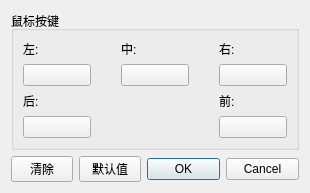
The window that src/yuzu/configuration/configure_mouse_advanced.ui (formylover/yuzu-early-access) describes before a commit, drawn with Qt 5.
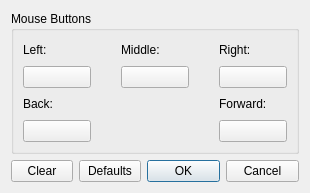
The same window after the commit.

What changed in the file:
```diff
--- a/src/yuzu/configuration/configure_mouse_advanced.ui
+++ b/src/yuzu/configuration/configure_mouse_advanced.ui
@@ -22,7 +22,7 @@
    <item>
     <widget class="QGroupBox" name="gridGroupBox">
      <property name="title">
-      <string>鼠标按键</string>
+      <string>Mouse Buttons</string>
      </property>
      <layout class="QGridLayout" name="gridLayout">
       <item row="3" column="5">
@@ -32,7 +32,7 @@
           <item>
            <widget class="QLabel" name="label_5">
             <property name="text">
-             <string>前:</string>
+             <string>Forward:</string>
             </property>
            </widget>
           </item>
@@ -72,7 +72,7 @@
              </size>
             </property>
             <property name="text">
-             <string>后:</string>
+             <string>Back:</string>
             </property>
            </widget>
           </item>
@@ -100,7 +100,7 @@
           <item>
            <widget class="QLabel" name="label">
             <property name="text">
-             <string>左:</string>
+             <string>Left:</string>
             </property>
            </widget>
           </item>
@@ -128,7 +128,7 @@
           <item>
            <widget class="QLabel" name="label_2">
             <property name="text">
-             <string>中:</string>
+             <string>Middle:</string>
             </property>
            </widget>
           </item>
@@ -194,7 +194,7 @@
           <item>
            <widget class="QLabel" name="label_3">
             <property name="text">
-             <string>右:</string>
+             <string>Right:</string>
             </property>
            </widget>
           </item>
@@ -267,7 +267,7 @@
         </size>
        </property>
        <property name="text">
-        <string>清除</string>
+        <string>Clear</string>
        </property>
       </widget>
      </item>
@@ -286,7 +286,7 @@
         </size>
        </property>
        <property name="text">
-        <string>默认值</string>
+        <string>Defaults</string>
        </property>
       </widget>
      </item>
```
Left out of the diff: 2 changed lines with no effect on the pictures.
